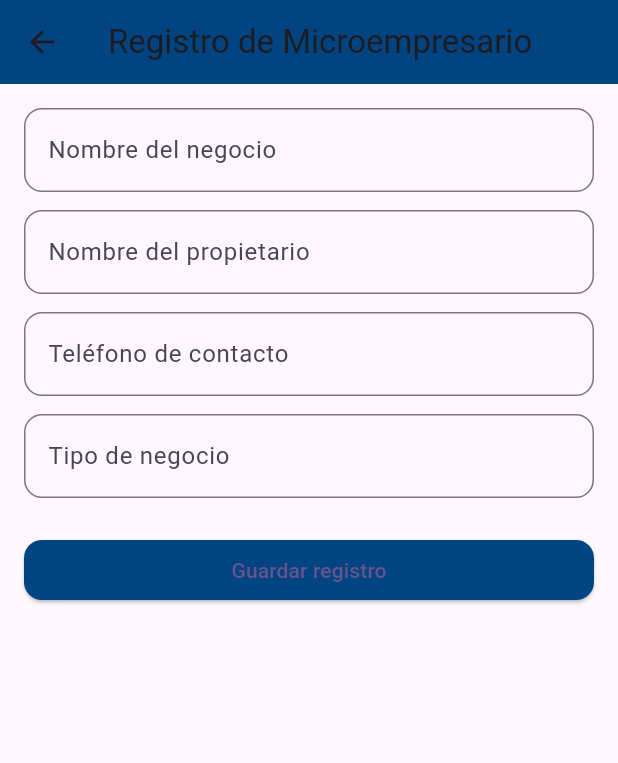
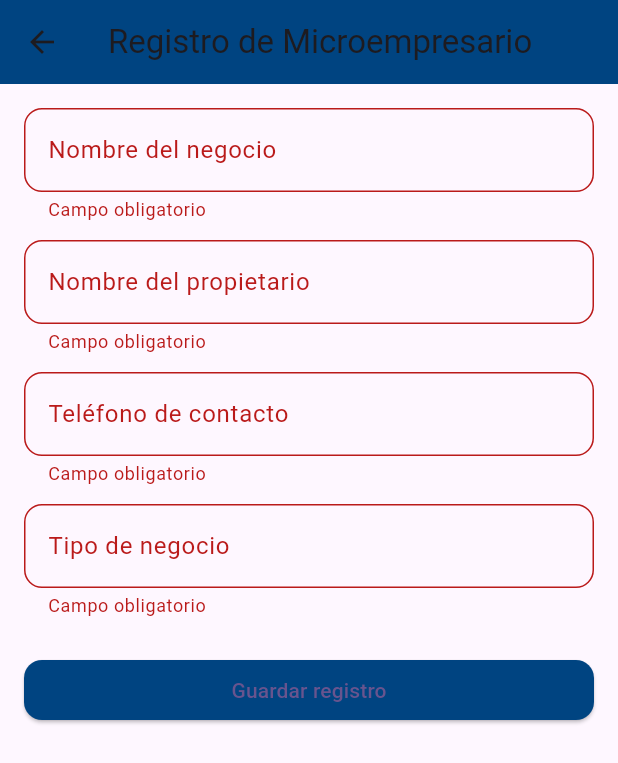
Before and after one commit to fmay13/coppelemprende, a Flutter app: the RegisterFormScreen screen opened directly, after a tap on "Guardar registro", on a phone screen of 412 x 824 dp. Shown: the top 763 px of the screen. Run offline on Flutter 3.47's test engine with Material 3 defaults, Android fonts, the phone set to English and light mode, and no system bars; our stand-ins replace cloud_firestore, firebase_core, google_fonts; accounts and stored records are empty.

```diff
--- a/lib/coppel.dart
+++ b/lib/coppel.dart
@@ -1,5 +1,26 @@
 import 'package:flutter/material.dart';
 import 'package:google_fonts/google_fonts.dart';
+import 'package:cloud_firestore/cloud_firestore.dart';
+import 'package:firebase_core/firebase_core.dart';
+
+void main() async {
+  WidgetsFlutterBinding.ensureInitialized();
+  await Firebase.initializeApp();
+  runApp(const MyApp());
+}
+
+class MyApp extends StatelessWidget {
+  const MyApp({super.key});
+
+  @override
+  Widget build(BuildContext context) {
+    return MaterialApp(
+      title: 'Coppel Emprende',
+      home: const CoppelEmprendeHome(),
+      debugShowCheckedModeBanner: false,
+    );
+  }
+}
 
 class CoppelEmprendeHome extends StatelessWidget {
   const CoppelEmprendeHome({Key? key}) : super(key: key);
@@ -80,9 +101,7 @@ class CoppelEmprendeHome extends StatelessWidget {
                 leading: const Icon(Icons.history, color: Color(0xFF004481)),
                 title: Text("Mis Referencias", style: GoogleFonts.poppins()),
                 trailing: const Icon(Icons.arrow_forward_ios),
-                onTap: () {
-                  // TODO: Navegar al historial de registros
-                },
+                onTap: () {},
               ),
             ),
             const SizedBox(height: 12),
@@ -103,8 +122,35 @@ class CoppelEmprendeHome extends StatelessWidget {
   }
 }
 
-class RegisterFormScreen extends StatelessWidget {
+class RegisterFormScreen extends StatefulWidget {
   const RegisterFormScreen({super.key});
+
+  @override
+  State<RegisterFormScreen> createState() => _RegisterFormScreenState();
+}
+
+class _RegisterFormScreenState extends State<RegisterFormScreen> {
+  final _formKey = GlobalKey<FormState>();
+  final _businessNameController = TextEditingController();
+  final _ownerNameController = TextEditingController();
+  final _phoneController = TextEditingController();
+  final _businessTypeController = TextEditingController();
+
+  void _saveData() async {
+    if (_formKey.currentState!.validate()) {
+      await FirebaseFirestore.instance.collection('referencias').add({
+        'nombreNegocio': _businessNameController.text,
+        'nombrePropietario': _ownerNameController.text,
+        'telefono': _phoneController.text,
+        'tipoNegocio': _businessTypeController.text,
+        'timestamp': FieldValue.serverTimestamp(),
+      });
+      ScaffoldMessenger.of(context).showSnackBar(
+        const SnackBar(content: Text("Registro guardado correctamente")),
+      );
+      Navigator.pop(context);
+    }
+  }
 
   @override
   Widget build(BuildContext context) {
@@ -115,35 +161,45 @@ class RegisterFormScreen extends StatelessWidget {
       ),
       body: Padding(
         padding: const EdgeInsets.all(16),
+        child: Form(
+          key: _formKey,
           child: ListView(
             children: [
-            TextField(
+              TextFormField(
+                controller: _businessNameController,
                 decoration: InputDecoration(
                   labelText: "Nombre del negocio",
                   border: OutlineInputBorder(borderRadius: BorderRadius.circular(12)),
                 ),
+                validator: (value) => value!.isEmpty ? "Campo obligatorio" : null,
               ),
               const SizedBox(height: 12),
-            TextField(
+              TextFormField(
+                controller: _ownerNameController,
                 decoration: InputDecoration(
                   labelText: "Nombre del propietario",
                   border: OutlineInputBorder(borderRadius: BorderRadius.circular(12)),
                 ),
+                validator: (value) => value!.isEmpty ? "Campo obligatorio" : null,
               ),
               const SizedBox(height: 12),
-            TextField(
+              TextFormField(
+                controller: _phoneController,
                 decoration: InputDecoration(
                   labelText: "Teléfono de contacto",
                   border: OutlineInputBorder(borderRadius: BorderRadius.circular(12)),
                 ),
                 keyboardType: TextInputType.phone,
+                validator: (value) => value!.isEmpty ? "Campo obligatorio" : null,
               ),
               const SizedBox(height: 12),
-            TextField(
+              TextFormField(
+                controller: _businessTypeController,
                 decoration: InputDecoration(
                   labelText: "Tipo de negocio",
                   border: OutlineInputBorder(borderRadius: BorderRadius.circular(12)),
                 ),
+                validator: (value) => value!.isEmpty ? "Campo obligatorio" : null,
               ),
               const SizedBox(height: 24),
               ElevatedButton(
@@ -151,12 +207,11 @@ class RegisterFormScreen extends StatelessWidget {
                   backgroundColor: const Color(0xFF004481),
                   shape: RoundedRectangleBorder(borderRadius: BorderRadius.circular(12)),
                 ),
-              onPressed: () {
-                // TODO: Guardar el registro
-              },
+                onPressed: _saveData,
                 child: const Text("Guardar registro"),
               )
             ],
+          ),
         ),
       ),
     );
```
Lines whose indentation alone changed are shown as unchanged.
